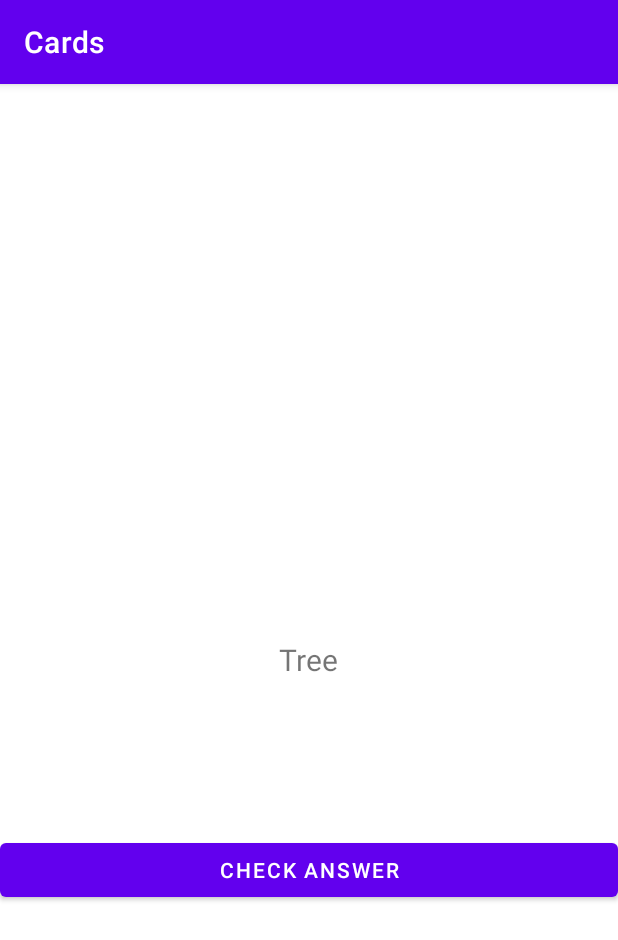
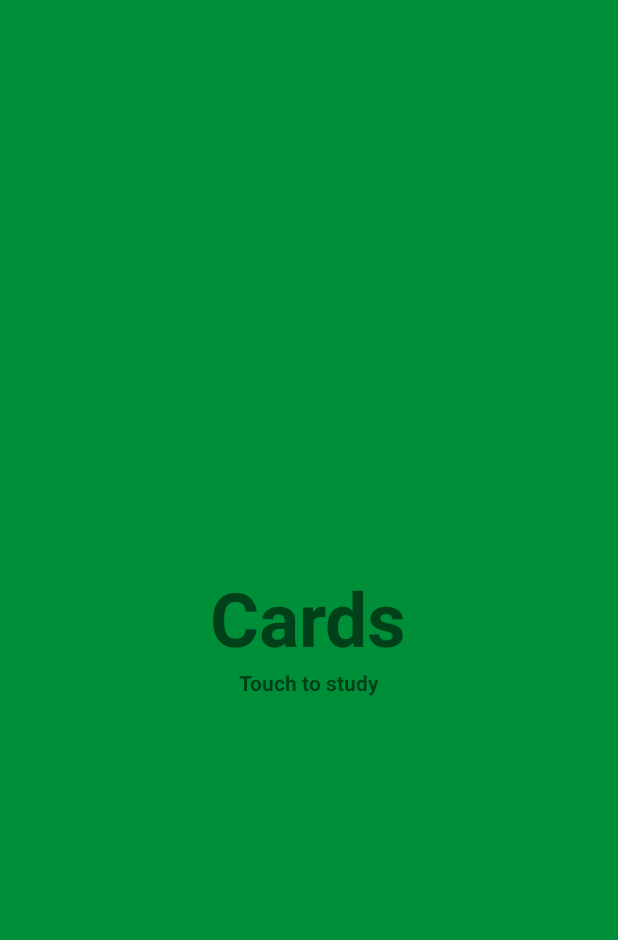
Before and after one commit to sergio1055/DADM, an Android app: the screen it shows after launch (MainActivity before the commit, TitleActivity after it), on a phone screen of 412 x 824 dp. Shown: the top 940 px of the screen. Run offline under Robolectric (Android 15) with nearby library versions, the phone set to English and light mode, and no system bars; our stand-ins replace Timber, data binding.

Commit message:
Lección 19

```diff
--- a/app/src/main/AndroidManifest.xml
+++ b/app/src/main/AndroidManifest.xml
@@ -10,13 +10,17 @@
         android:roundIcon="@mipmap/ic_launcher_round"
         android:supportsRtl="true"
         android:theme="@style/Theme.Encode">
-        <activity android:name=".MainActivity">
+        <activity android:name=".TitleActivity">
             <intent-filter>
                 <action android:name="android.intent.action.MAIN" />
 
                 <category android:name="android.intent.category.LAUNCHER" />
             </intent-filter>
         </activity>
+        <activity android:name=".StudyActivity">
+
+        </activity>
+
     </application>
 
 </manifest>
--- a/app/src/main/java/com/example/encode/CardApplication.kt
+++ b/app/src/main/java/com/example/encode/CardApplication.kt
@@ -1,11 +1,24 @@
 package com.example.encode
 
 import android.app.Application
+import android.os.Build
+import androidx.annotation.RequiresApi
 import timber.log.Timber
 
+@RequiresApi(Build.VERSION_CODES.O)
 class CardApplication : Application() {
+
+    init {
+        cards.add(Card("To wake up", "Despertarse"))
+        cards.add(Card("To pick up", "Recoger"))
+
+    }
     override fun onCreate() {
         super.onCreate()
         Timber.plant(Timber.DebugTree())
     }
+
+    companion object {
+        var cards: MutableList<Card> = mutableListOf<Card>()
+    }
 }
--- a/app/src/main/java/com/example/encode/MainActivity.kt
+++ /dev/null
@@ -1,84 +0,0 @@
-package com.example.encode
-
-import android.graphics.ColorSpace
-import android.os.Build
-import androidx.annotation.RequiresApi
-import com.example.encode.databinding.ActivityMainBinding
-import androidx.appcompat.app.AppCompatActivity
-import android.os.Bundle
-import android.os.PersistableBundle
-import android.util.Log
-import android.view.View
-import android.widget.Toast
-import androidx.databinding.DataBindingUtil
-import timber.log.Timber
-import java.time.LocalDateTime
-import java.lang.Exception
-
-object Model {
-    @RequiresApi(Build.VERSION_CODES.O)
-    var card: Card = Card("Despertarse", "To wake up")
-}
-
-private const val ANSWERED_KEY = "es.uam.eps.dadm.cards:answered"
-
-class MainActivity : AppCompatActivity() {
-    lateinit var binding: ActivityMainBinding
-    lateinit var player : Player
-    @RequiresApi(Build.VERSION_CODES.O)
-    var card = Card("Tree", "Árbol")
-
-    override fun onCreate(savedInstanceState: Bundle?) {
-        super.onCreate(savedInstanceState)
-        player = Player(this.lifecycle)
-        Timber.i("onCreate CALLED")
-        binding = DataBindingUtil.setContentView(this, R.layout.activity_main)
-        binding.card = Model.card
-        binding.apply {
-            answerButton.setOnClickListener {
-                Model.card?.answered = true
-                invalidateAll()
-            }
-        }
-
-        binding.invalidateAll()
-    }
-
-    override fun onRestoreInstanceState(savedInstanceState: Bundle) {
-        super.onRestoreInstanceState(savedInstanceState)
-
-        card.answered = savedInstanceState?.getBoolean(ANSWERED_KEY) ?: false
-    }
-
-    override fun onStart() {
-        super.onStart()
-        Timber.i("OnStart")
-    }
-
-    override fun onResume() {
-        super.onResume()
-        Timber.i("OnResume")
-        binding.invalidateAll()
-    }
-
-    override fun onPause() {
-        super.onPause()
-        Timber.i("OnPAuse");
-    }
-
-    override fun onStop() {
-        super.onStop()
-        Timber.i("OnStop")
-    }
-
-    override fun onDestroy() {
-        super.onDestroy()
-        Timber.i("onDestroy")
-    }
-
-    override fun onSaveInstanceState(outState: Bundle, outPersistentState: PersistableBundle) {
-        super.onSaveInstanceState(outState, outPersistentState)
-        Timber.i("onSaveInstanceState called")
-        outState.putBoolean(ANSWERED_KEY, card.answered)
-    }
-}
--- /dev/null
+++ b/app/src/main/java/com/example/encode/TitleActivity.kt
@@ -0,0 +1,62 @@
+package com.example.encode
+
+import android.content.Intent
+import androidx.appcompat.app.AppCompatActivity
+import android.os.Bundle
+import android.widget.TextView
+import androidx.databinding.DataBindingUtil
+import com.example.encode.databinding.ActivityTitleBinding
+import timber.log.Timber
+
+class TitleActivity : AppCompatActivity(), TitleFragment.onTitleFragmentInteractionListener {
+    lateinit var binding: ActivityTitleBinding
+
+    override fun onStudy() {
+
+        supportFragmentManager
+                .beginTransaction()
+                .replace(R.id.fragment_container, StudyFragment())
+                .addToBackStack("onStudy")
+                .commit()
+    }
+
+    override fun onCreate(savedInstanceState: Bundle?) {
+        super.onCreate(savedInstanceState)
+        binding = DataBindingUtil.setContentView(this, R.layout.activity_title)
+        supportActionBar?.hide()
+
+        var fragment = supportFragmentManager
+                .findFragmentById(R.id.fragment_container)
+
+        if (fragment == null){
+            fragment = TitleFragment()
+
+            supportFragmentManager
+                    .beginTransaction()
+                    .add(R.id.fragment_container, fragment)
+                    .commit()
+        }
+
+    }
+
+    override fun onPause() {
+        super.onPause()
+        Timber.i("OnPause")
+    }
+
+    override fun onResume() {
+        super.onResume()
+        Timber.i("OnResume")
+    }
+
+    override fun onStop() {
+        super.onStop()
+        Timber.i("OnStop")
+    }
+
+    override fun onStart() {
+        super.onStart()
+        Timber.i("onStart")
+    }
+
+}
--- /dev/null
+++ b/app/src/main/java/com/example/encode/TitleFragment.kt
@@ -0,0 +1,49 @@
+package com.example.encode
+
+import android.content.Context
+import android.content.Intent
+import android.os.Bundle
+import android.view.LayoutInflater
+import android.view.View
+import android.view.ViewGroup
+import androidx.databinding.DataBindingUtil
+import androidx.fragment.app.Fragment
+import com.example.encode.databinding.FragmentTitleBinding
+
+class TitleFragment : Fragment() {
+    interface onTitleFragmentInteractionListener {
+        fun onStudy()
+    }
+    var listener: onTitleFragmentInteractionListener? = null
+
+    override fun onCreate(savedInstanceState: Bundle?) {
+        super.onCreate(savedInstanceState)
+    }
+
+    override fun onAttach(context: Context) {
+        super.onAttach(context)
+        listener = context as onTitleFragmentInteractionListener?
+    }
+
+    override fun onDetach() {
+        super.onDetach()
+        listener = null
+    }
+
+
+    override fun onCreateView(inflater: LayoutInflater, container: ViewGroup?, savedInstanceState: Bundle?): View? {
+        val binding = DataBindingUtil.inflate<FragmentTitleBinding>(
+                inflater,
+                R.layout.fragment_title,
+                container,
+                false
+        )
+
+        binding.infoTextView.setOnClickListener {
+                listener?.onStudy()
+        }
+
+
+        return binding.root
+    }
+}
--- /dev/null
+++ b/app/src/main/res/color/color_primary.xml
@@ -0,0 +1,4 @@
+<?xml version="1.0" encoding="utf-8"?>
+<selector xmlns:android="http://schemas.android.com/apk/res/android">
+
+</selector>
--- a/app/src/main/res/layout/activity_main.xml
+++ /dev/null
@@ -1,91 +0,0 @@
-<?xml version="1.0" encoding="utf-8"?>
-<layout xmlns:android="http://schemas.android.com/apk/res/android"
-    xmlns:tools="http://schemas.android.com/tools">
-    <data>
-        <import type="android.view.View"/>
-        <variable
-            name="card"
-            type="com.example.encode.Card" />
-    </data>
-
-    <RelativeLayout
-        android:layout_width="match_parent"
-    android:layout_height="match_parent">
-
-    <TextView
-        android:id="@+id/question_text_view"
-        android:layout_width="wrap_content"
-        android:layout_height="wrap_content"
-        android:layout_centerInParent="true"
-        android:textSize="20sp"
-        android:text="@string/question_text"
-        tools:text="Texto para el entorno"/>
-
-    <View
-        android:id="@+id/separator"
-        android:layout_below="@id/question_text_view"
-        android:layout_width="match_parent"
-        android:layout_marginVertical="10dp"
-        android:layout_marginHorizontal="30dp"
-        android:layout_height="1dp"
-        android:visibility="@{card.answered ? View.VISIBLE: View.INVISIBLE}"
-        android:background="@android:color/darker_gray"/>
-
-
-    <Button
-        android:id="@+id/answer_button"
-        android:layout_width="match_parent"
-        android:layout_height="wrap_content"
-        android:layout_below="@id/answer_text_view"
-        android:layout_marginTop="38dp"
-        android:text="@string/answer_button_text"
-        />
-
-        <TextView
-            android:id="@+id/answer_text_view"
-            android:layout_width="match_parent"
-            android:layout_height="wrap_content"
-            android:layout_below="@id/question_text_view"
-            android:layout_marginTop="37dp"
-            android:gravity="center"
-            android:text="@{card.answer}"
-            android:textSize="20sp"
-            android:visibility="@{card.answered ? View.VISIBLE: View.INVISIBLE}"
-            tools:text="Respuesta para el entorno" />
-
-        <LinearLayout
-            android:id="@+id/difficulty_buttons"
-            android:layout_width="match_parent"
-            android:layout_height="wrap_content"
-            android:layout_alignParentBottom="true"
-            android:gravity="center_horizontal"
-            android:visibility="@{card.answered ? View.VISIBLE: View.INVISIBLE}">
-
-            <Button
-                android:id="@+id/easy_button"
-                android:layout_width="wrap_content"
-                android:layout_height="wrap_content"
-                android:backgroundTint="@android:color/holo_red_light"
-                android:onClick="@{() -> card.update_easy()}"
-                android:text="@string/hard_button_title"></Button>
-
-            <Button
-                android:id="@+id/doubt_button"
-                android:layout_width="wrap_content"
-                android:layout_height="wrap_content"
-                android:backgroundTint="@android:color/holo_blue_light"
-                android:onClick="@{() -> card.update_doubt()}"
-                android:text="@string/doubt_button_title"></Button>
-
-            <Button
-                android:id="@+id/hard_button"
-                android:layout_width="wrap_content"
-                android:layout_height="wrap_content"
-                android:backgroundTint="@android:color/holo_green_light"
-                android:onClick="@{() -> card.update_hard()}"
-                android:text="@string/easy_button_title"></Button>
-
-        </LinearLayout>
-
-</RelativeLayout>
-</layout>
--- /dev/null
+++ b/app/src/main/res/layout/activity_title.xml
@@ -0,0 +1,8 @@
+
+<layout xmlns:android="http://schemas.android.com/apk/res/android">
+    <FrameLayout
+        android:id="@+id/fragment_container"
+        android:layout_width="match_parent"
+        android:layout_height="match_parent">
+    </FrameLayout>
+</layout>
--- /dev/null
+++ b/app/src/main/res/layout/fragment_title.xml
@@ -0,0 +1,28 @@
+<?xml version="1.0" encoding="utf-8"?>
+<layout xmlns:android="http://schemas.android.com/apk/res/android">
+
+    <RelativeLayout
+        android:layout_width="match_parent"
+        android:layout_height="match_parent"
+        android:background="@color/colorPrimary">
+
+        <TextView
+            android:id="@+id/cards_title_text_view"
+            android:layout_width="wrap_content"
+            android:layout_height="wrap_content"
+            android:layout_centerInParent="true"
+            android:text="@string/app_name"
+            android:textSize="50sp"
+            android:textStyle="bold" />
+
+        <TextView
+            android:id="@+id/info_text_view"
+            android:layout_width="wrap_content"
+            android:layout_height="wrap_content"
+            android:layout_below="@id/cards_title_text_view"
+            android:layout_centerInParent="true"
+            android:text="@string/subtitle_text"
+            android:textStyle="bold" />
+    </RelativeLayout>
+
+</layout>
--- a/app/src/main/res/values/colors.xml
+++ b/app/src/main/res/values/colors.xml
@@ -7,4 +7,5 @@
     <color name="teal_700">#FF018786</color>
     <color name="black">#FF000000</color>
     <color name="white">#FFFFFFFF</color>
+    <color name="colorPrimary">#008F39</color>
 </resources>
--- a/app/src/main/res/values/strings.xml
+++ b/app/src/main/res/values/strings.xml
@@ -6,4 +6,6 @@
     <string name="easy_button_title">Easy</string>
     <string name="doubt_button_title">Doubt</string>
     <string name="hard_button_title">Hard</string>
+    <string name="cards_left_format">%d cards left</string>
+    <string name="subtitle_text">Touch to study</string>
 </resources>
```
Also changed, not shown: app/src/main/java/com/example/encode/Card.kt (+25 -13 lines), app/src/main/java/com/example/encode/MainViewModel.kt (deleted, +0 -21 lines), app/src/main/java/com/example/encode/StudyActivity.kt (added, +63 -0 lines), app/src/main/java/com/example/encode/StudyFragment.kt (added, +64 -0 lines), app/src/main/java/com/example/encode/StudyViewModel.kt (added, +49 -0 lines), app/src/main/res/layout/activity_study.xml (added, +15 -0 lines), app/src/main/res/layout/fragment_study.xml (added, +104 -0 lines), 1 other file.
